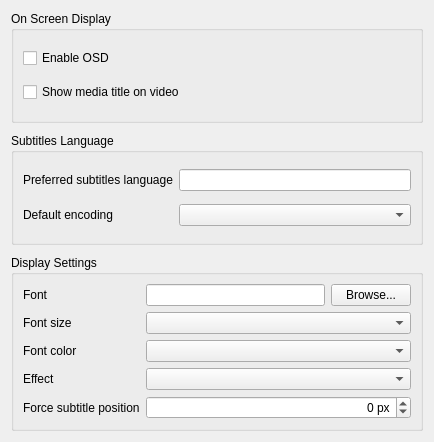
This is modules/gui/qt4/ui/sprefs_subtitles.ui in omunroe-com/ubtvlc as Qt 5 draws it before an edit. The edited form follows.
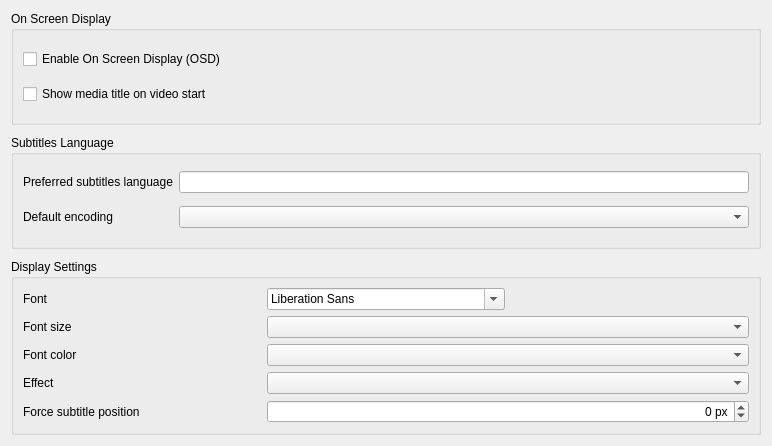
This is the edited form.

What changed in the file:
```diff
--- a/modules/gui/qt4/ui/sprefs_subtitles.ui
+++ b/modules/gui/qt4/ui/sprefs_subtitles.ui
@@ -1,12 +1,12 @@
 <ui version="4.0" >
  <class>SPrefsSubtitles</class>
- <widget class="QWidget" name="SPrefsSubtitles" >
-  <property name="geometry" >
+ <widget class="QWidget" name="SPrefsSubtitles">
+  <property name="geometry">
    <rect>
     <x>0</x>
     <y>0</y>
-    <width>434</width>
-    <height>442</height>
+    <width>772</width>
+    <height>446</height>
    </rect>
   </property>
   <property name="windowTitle" >
@@ -23,16 +23,16 @@
      </property>
      <layout class="QVBoxLayout" >
       <item>
-       <widget class="QCheckBox" name="OSDBox" >
-        <property name="text" >
-         <string>Enable OSD</string>
+       <widget class="QCheckBox" name="OSDBox">
+        <property name="text">
+         <string>Enable On Screen Display (OSD)</string>
         </property>
        </widget>
       </item>
       <item>
-       <widget class="QCheckBox" name="OSDTitleBox" >
-        <property name="text" >
-         <string>Show media title on video</string>
+       <widget class="QCheckBox" name="OSDTitleBox">
+        <property name="text">
+         <string>Show media title on video start</string>
         </property>
        </widget>
       </item>
@@ -129,19 +129,12 @@
         </property>
        </widget>
       </item>
-      <item row="0" column="2" >
-       <widget class="QPushButton" name="fontBrowse" >
-        <property name="text" >
-         <string>Browse...</string>
-        </property>
-       </widget>
+      <item row="0" column="1">
+       <widget class="QFontComboBox" name="font"/>
       </item>
-      <item row="0" column="1" >
-       <widget class="QLineEdit" name="font" />
-      </item>
-      <item row="0" column="0" >
-       <widget class="QLabel" name="fontLabel" >
-        <property name="text" >
+      <item row="0" column="0">
+       <widget class="QLabel" name="fontLabel">
+        <property name="text">
          <string>Font</string>
         </property>
         <property name="buddy" >
```
Left out of the diff: 117 changed lines with no effect on the pictures.
